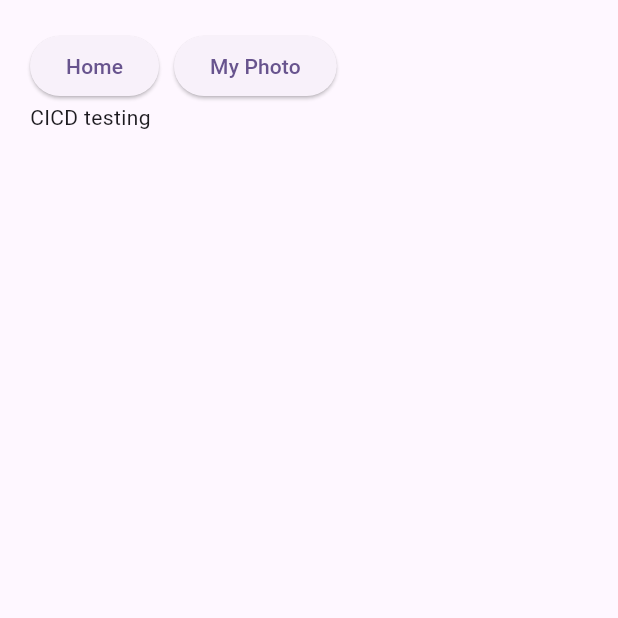
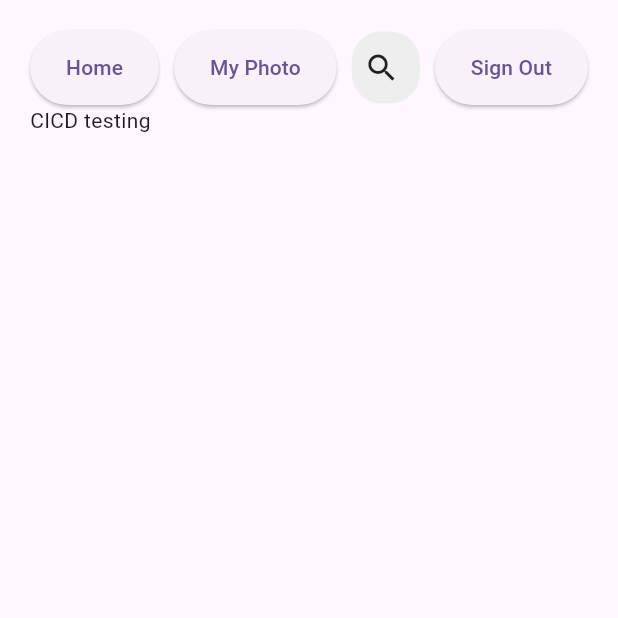
Before and after one commit to hjk1996/aws-app-flutter-web-front, a Flutter app: the screen it shows after launch, on a phone screen of 412 x 824 dp, the top half of it. Run offline on Flutter 3.47's test engine with Material 3 defaults, Android fonts, the phone set to English and light mode, and no system bars; our stand-ins replace freezed_annotation; missing offline and left inert: amplify_auth_cognito, amplify_flutter.

Commit message:
add search field

```diff
--- a/lib/main.dart
+++ b/lib/main.dart
@@ -74,20 +74,15 @@ class AuthWrapper extends StatefulWidget {
 
 class _AuthWrapperState extends State<AuthWrapper> {
   @override
-  void initState() {
-    super.initState();
-    Future.microtask(
-      () => context.read<AppAuthProvider>().getCurrentUser(),
+  Widget build(BuildContext context) {
+    return Consumer<AppAuthProvider>(
+      builder: (context, authProvider, child) {
+        if (authProvider.state.isSignedIn && authProvider.state.user != null) {
+          return const HomeScreen();
+        } else {
+          return const SignInScreen();
+        }
+      },
     );
   }
-
-  @override
-  Widget build(BuildContext context) {
-    final authProvider = context.watch<AppAuthProvider>();
-    if (authProvider.state.isSignedIn && authProvider.state.user != null) {
-      return HomeScreen();
-    } else {
-      return const SignInScreen();
-    }
-  }
 }
--- a/lib/repository/auth_repository.dart
+++ b/lib/repository/auth_repository.dart
@@ -57,4 +57,8 @@ class AuthRepository {
       {required String email}) async {
     return Amplify.Auth.resendSignUpCode(username: email);
   }
+
+  Future<SignOutResult> signOut() async {
+    return Amplify.Auth.signOut();
+  }
 }
--- a/lib/screen/home/home_screen.dart
+++ b/lib/screen/home/home_screen.dart
@@ -1,13 +1,23 @@
 import 'package:flutter/material.dart';
+import 'package:flutter_web/providers/app_auth_provider.dart';
+import 'package:provider/provider.dart';
 
 class HomeScreen extends StatefulWidget {
-  const HomeScreen({super.key});
+  const HomeScreen({Key? key}) : super(key: key);
 
   @override
   State<HomeScreen> createState() => _HomeScreenState();
 }
 
 class _HomeScreenState extends State<HomeScreen> {
+  final _queryController = TextEditingController();
+
+  @override
+  void dispose() {
+    _queryController.dispose();
+    super.dispose();
+  }
+
   @override
   Widget build(BuildContext context) {
     return Scaffold(
@@ -21,26 +31,67 @@ class _HomeScreenState extends State<HomeScreen> {
           children: [
             Row(
               children: [
-                ElevatedButton(
-                  onPressed: () {},
-                  child: Text(
-                    "Home",
+                SizedBox(
+                  height: 50,
+                  child: ElevatedButton(
+                    onPressed: () {},
+                    child: const Text(
+                      "Home",
+                    ),
                   ),
                 ),
                 const SizedBox(width: 10),
-                ElevatedButton(
-                  onPressed: () {},
-                  child: Text(
-                    "My Photo",
+                SizedBox(
+                  height: 50,
+                  child: ElevatedButton(
+                    onPressed: () {},
+                    child: const Text(
+                      "My Photo",
+                    ),
                   ),
-                )
+                ),
+                const SizedBox(width: 10),
+                Expanded(
+                  child: Container(
+                    decoration: BoxDecoration(
+                      color: Colors.grey[200],
+                      borderRadius: BorderRadius.circular(20),
+                    ),
+                    child: Row(
+                      children: [
+                        const Padding(
+                          padding: EdgeInsets.all(8.0),
+                          child: Icon(Icons.search),
+                        ),
+                        Expanded(
+                          child: TextField(
+                            controller: _queryController,
+                            decoration: const InputDecoration(
+                              hintText: "Search",
+                              border: InputBorder.none,
+                            ),
+                          ),
+                        ),
+                      ],
+                    ),
+                  ),
+                ),
+                const SizedBox(width: 10),
+                SizedBox(
+                  height: 50,
+                  child: ElevatedButton(
+                    onPressed: () async =>
+                        await context.read<AppAuthProvider>().signOut(),
+                    child: const Text(
+                      "Sign Out",
+                    ),
+                  ),
+                ),
               ],
             ),
             Expanded(
               child: ListView(
-                children: [
-                  Text("CICD testing")
-                ],
+                children: [Text("CICD testing")],
               ),
             )
           ],
--- a/pubspec.yaml
+++ b/pubspec.yaml
@@ -41,6 +41,7 @@ dependencies:
   freezed: ^2.4.6
   freezed_annotation: ^2.4.1
   json_annotation: ^4.8.1
+  infinite_scroll_pagination: ^4.0.0
 
 dev_dependencies:
   flutter_test:
```
Also changed, not shown: lib/di.dart (+7 -2 lines), lib/providers/app_auth_provider.dart (+23 -7 lines), pubspec.lock.
